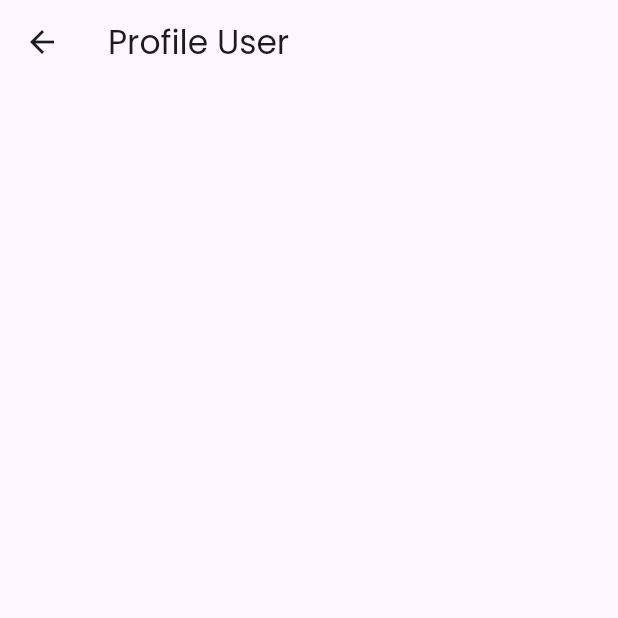
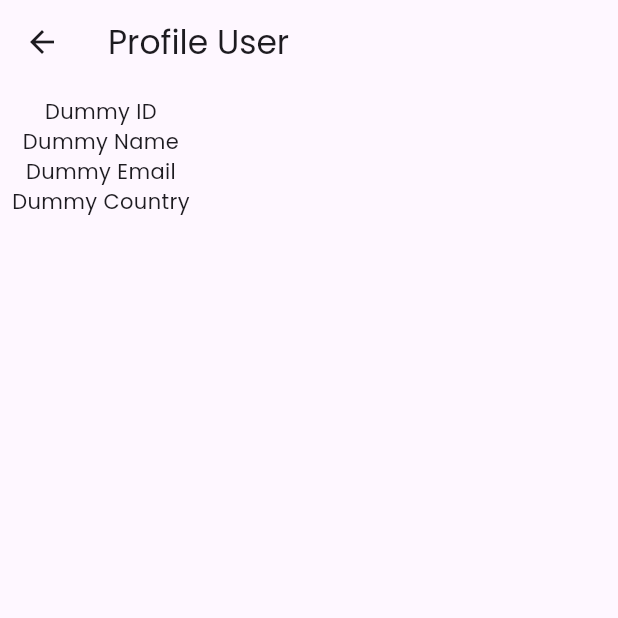
Before and after one commit to yntachmad/firebase_chat_flutter, a Flutter app: the DashboardScreen screen opened directly, in the side drawer, after a tap on "Profile", on a phone screen of 412 x 824 dp, the top half of it. Run offline on Flutter 3.47's test engine with Material 3 defaults, Android fonts, the light colour scheme and no system bars; our stand-ins replace cloud_firestore, firebase_auth, firebase_core; accounts and stored records are empty.

Commit message:
profile modif

```diff
--- /dev/null
+++ b/lib/providers/user_provider.dart
@@ -0,0 +1,29 @@
+import 'package:cloud_firestore/cloud_firestore.dart';
+import 'package:firebase_auth/firebase_auth.dart';
+import 'package:flutter/material.dart';
+
+class UserProvider extends ChangeNotifier {
+  String userName = "Dummy Name";
+  String userEmail = "Dummy Email";
+  String userCountry = "Dummy Country";
+  String userID = "Dummy ID";
+
+  var db = FirebaseFirestore.instance;
+  var authActive = FirebaseAuth.instance.currentUser;
+
+  void getUserDetail() {
+    try {
+      db.collection("users").doc(authActive!.uid).get().then((dataSnapshot) {
+        userName = dataSnapshot.data()?['name'] ?? "";
+        userEmail = dataSnapshot.data()?['email'] ?? "";
+        userCountry = dataSnapshot.data()?['country'] ?? "";
+        userID = dataSnapshot.data()?['id'] ?? "";
+      });
+      notifyListeners();
+    } catch (e) {
+      print(e);
+    }
+  }
+
+  // UserProvider(this.userName, this.userEmail, this.userCountry, this.userID);
+}
--- a/lib/screens/dashboard_screen.dart
+++ b/lib/screens/dashboard_screen.dart
@@ -1,9 +1,12 @@
+import 'package:firebase_chat/providers/user_provider.dart';
 import 'package:firebase_chat/screens/profile_screen.dart';
 import 'package:firebase_chat/screens/splash_screen.dart';
 import 'package:flutter/foundation.dart';
 import 'package:flutter/material.dart';
 import 'package:flutter/widgets.dart';
 import 'package:firebase_auth/firebase_auth.dart';
+import 'package:provider/provider.dart';
+import 'package:cloud_firestore/cloud_firestore.dart';
 
 class DashboardScreen extends StatefulWidget {
   const DashboardScreen({super.key});
@@ -14,14 +17,45 @@ class DashboardScreen extends StatefulWidget {
 
 class _DashboardScreenState extends State<DashboardScreen> {
   var user = FirebaseAuth.instance.currentUser;
+
+  var db = FirebaseFirestore.instance;
+
+  List<Map<String, dynamic>> chatRoomList = [];
+
+  void getChatRooms() {
+    db.collection("chatrooms").get().then(
+      (dataSnapshot) {
+        for (var singleChatRoomData in dataSnapshot.docs) {
+          chatRoomList.add(
+            singleChatRoomData.data(),
+          );
+        }
+        setState(() {});
+      },
+    );
+  }
+
+  @override
+  void initState() {
+    getChatRooms();
+    super.initState();
+  }
+
   @override
   Widget build(BuildContext context) {
+    var userDetail = Provider.of<UserProvider>(context);
+
+    var userProvider = Provider.of<UserProvider>(context);
+
+    var scafoldKey = GlobalKey<ScaffoldState>();
+
     return Scaffold(
+      key: scafoldKey,
       drawer: Drawer(
         child: Container(
           child: Column(
             children: [
-              SizedBox(
+              const SizedBox(
                 height: 50,
               ),
               ListTile(
@@ -29,12 +63,30 @@ class _DashboardScreenState extends State<DashboardScreen> {
                   Navigator.push(
                     context,
                     MaterialPageRoute(
-                      builder: (context) => ProfileScreen(),
+                      builder: (context) => const ProfileScreen(),
                     ),
                   );
                 },
-                leading: Icon(Icons.person_2_outlined),
-                title: Text("Profile"),
+                leading: CircleAvatar(
+                  child: Text(userProvider.userName[0]),
+                ),
+                title: Text(
+                  userProvider.userName,
+                  style: const TextStyle(fontWeight: FontWeight.bold),
+                ),
+                subtitle: Text(userProvider.userEmail),
+              ),
+              ListTile(
+                onTap: () {
+                  Navigator.push(
+                    context,
+                    MaterialPageRoute(
+                      builder: (context) => const ProfileScreen(),
+                    ),
+                  );
+                },
+                leading: const Icon(Icons.person_2_outlined),
+                title: const Text("Profile"),
               ),
               ListTile(
                 onTap: () async {
@@ -43,43 +95,48 @@ class _DashboardScreenState extends State<DashboardScreen> {
                   Navigator.pushAndRemoveUntil(
                       context,
                       MaterialPageRoute(
-                        builder: (context) => SplashScreen(),
+                        builder: (context) => const SplashScreen(),
                       ), (route) {
                     return false;
                   });
                 },
-                leading: Icon(Icons.logout),
-                title: Text("Logout"),
+                leading: const Icon(Icons.logout),
+                title: const Text("Logout"),
               ),
             ],
           ),
         ),
       ),
       appBar: AppBar(
-        title: Text("Global Chat"),
-        actions: [],
+        title: const Text("Global Chat"),
+        leading: InkWell(
+          onTap: () {
+            scafoldKey.currentState!.openDrawer();
+          },
+          child: Padding(
+            padding: const EdgeInsets.all(8.0),
+            child: CircleAvatar(
+              radius: 10,
+              child: Text(userProvider.userName[0]),
+            ),
+          ),
+        ),
       ),
-      body: Column(
-        children: [
-          Text("Welcome"),
-          Text(
-            (user?.email ?? "").toString(),
-          ),
-          ElevatedButton(
-            onPressed: () async {
-              await FirebaseAuth.instance.signOut();
-
-              Navigator.pushAndRemoveUntil(
-                  context,
-                  MaterialPageRoute(
-                    builder: (context) => SplashScreen(),
-                  ), (route) {
-                return false;
-              });
-            },
-            child: Text("Sign Out"),
-          ),
-        ],
+      body: ListView.builder(
+        itemCount: chatRoomList.length,
+        itemBuilder: (BuildContext context, int index) {
+          return ListTile(
+            leading: CircleAvatar(
+              backgroundColor: Colors.blueGrey[900],
+              child: const Text(
+                "A",
+                style: TextStyle(color: Colors.white),
+              ),
+            ),
+            title: Text(chatRoomList[index]['chatroom_name'] ?? ""),
+            subtitle: Text(chatRoomList[index]['desc'] ?? ""),
+          );
+        },
       ),
     );
   }
--- a/lib/screens/profile_screen.dart
+++ b/lib/screens/profile_screen.dart
@@ -1,6 +1,8 @@
 import 'package:firebase_auth/firebase_auth.dart';
+import 'package:firebase_chat/providers/user_provider.dart';
 import 'package:flutter/material.dart';
 import 'package:cloud_firestore/cloud_firestore.dart';
+import 'package:provider/provider.dart';
 
 class ProfileScreen extends StatefulWidget {
   const ProfileScreen({super.key});
@@ -10,30 +12,9 @@ class ProfileScreen extends StatefulWidget {
 }
 
 class _ProfileScreenState extends State<ProfileScreen> {
-  var db = FirebaseFirestore.instance;
-  var authActive = FirebaseAuth.instance.currentUser;
-
-  Map<String, dynamic>? userData = {};
-
-  void getData() {
-    try {
-      db.collection("users").doc(authActive!.uid).get().then((dataSnapshot) {
-        userData = dataSnapshot.data();
-        setState(() {});
-      });
-    } catch (e) {
-      print(e);
-    }
-  }
-
-  @override
-  void initState() {
-    getData();
-    super.initState();
-  }
-
   @override
   Widget build(BuildContext context) {
+    var userProvider = Provider.of<UserProvider>(context);
     return Scaffold(
       appBar: AppBar(
         title: const Text("Profile User"),
@@ -42,9 +23,10 @@ class _ProfileScreenState extends State<ProfileScreen> {
         padding: const EdgeInsets.all(8.0),
         child: Column(
           children: [
-            Text(userData?["name"] ?? ""),
-            Text(userData?["email"] ?? ""),
-            Text(userData?["country"] ?? ""),
+            Text(userProvider.userID),
+            Text(userProvider.userName),
+            Text(userProvider.userEmail),
+            Text(userProvider.userCountry),
           ],
         ),
       ),
```
Also changed, not shown: lib/main.dart (+6 -1 lines), lib/screens/splash_screen.dart (+6 -3 lines).
